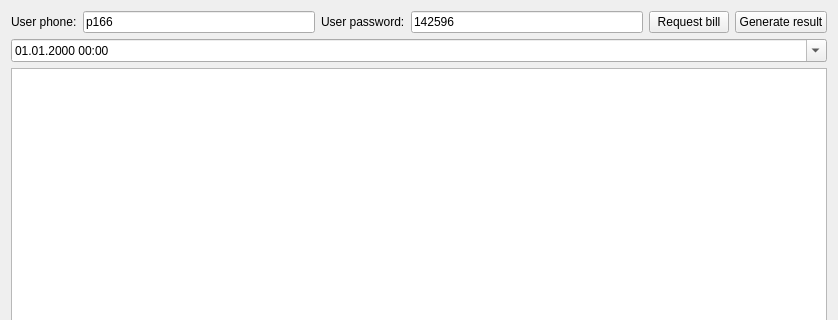
Qt form src/mainwindow.ui (p166/BillDownloader) before a commit; both pictures show x 0 to 838 and y 0 to 320 of the 838 by 627 pixel window.
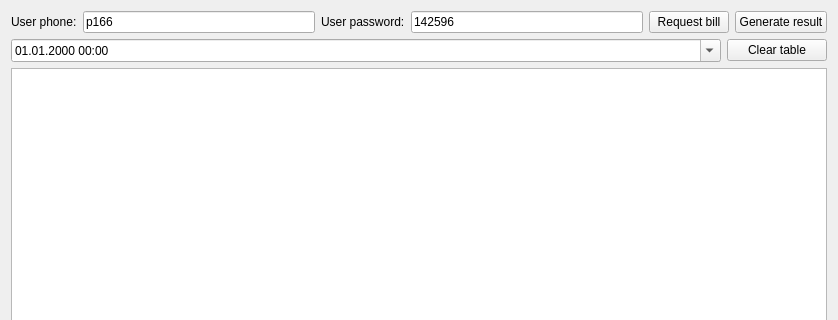
The same form after that commit.

Commit message: + добавлена кнопка очистки таблицы

Diff of the .ui file:
```diff
--- a/src/mainwindow.ui
+++ b/src/mainwindow.ui
@@ -14,8 +14,8 @@
    <string>MainWindow</string>
   </property>
   <widget class="QWidget" name="centralWidget">
-   <layout class="QVBoxLayout" name="verticalLayout">
-    <item>
+   <layout class="QGridLayout" name="gridLayout">
+    <item row="0" column="0">
      <layout class="QHBoxLayout" name="horizontalLayout">
       <item>
        <widget class="QLabel" name="label">
@@ -61,6 +61,8 @@
       </item>
      </layout>
     </item>
+    <item row="1" column="0">
+     <layout class="QHBoxLayout" name="horizontalLayout_2">
     <item>
      <widget class="QDateTimeEdit" name="dateTimeEdit">
       <property name="displayFormat">
@@ -72,6 +74,21 @@
      </widget>
     </item>
     <item>
+       <widget class="QPushButton" name="btClearTable">
+        <property name="maximumSize">
+         <size>
+          <width>100</width>
+          <height>16777215</height>
+         </size>
+        </property>
+        <property name="text">
+         <string>Clear table</string>
+        </property>
+       </widget>
+      </item>
+     </layout>
+    </item>
+    <item row="2" column="0">
      <widget class="QTableWidget" name="tableWidget"/>
     </item>
    </layout>
```
Lines whose indentation alone changed are shown as unchanged. The commit also changes 2 other files.
